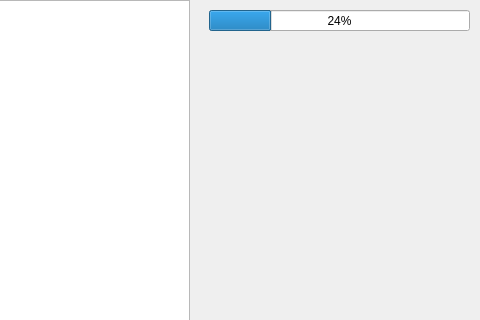
Before: the Qt Designer form Gui/game1.ui in Xuyanche/Thunder, drawn with Qt 5; both pictures show x 101 to 581 and y 0 to 320 of the 581 by 455 pixel window.
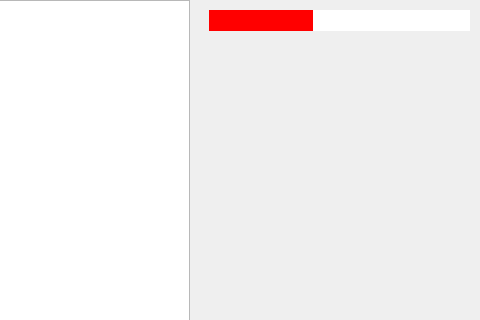
After: the same form once the commit is applied.

The edit to the form file:
```diff
--- a/Gui/game1.ui
+++ b/Gui/game1.ui
@@ -23,8 +23,20 @@
       <height>21</height>
      </rect>
     </property>
+    <property name="styleSheet">
+     <string notr="true">QProgressBar{
+        border: none;
+        color: white;
+        text-align: center;
+        background: none;
+}
+QProgressBar::chunk {
+        border: none;
+        background: rgb(255, 0, 0);
+}</string>
+    </property>
     <property name="value">
-     <number>24</number>
+     <number>40</number>
     </property>
    </widget>
    <widget class="QGraphicsView" name="view">
```
